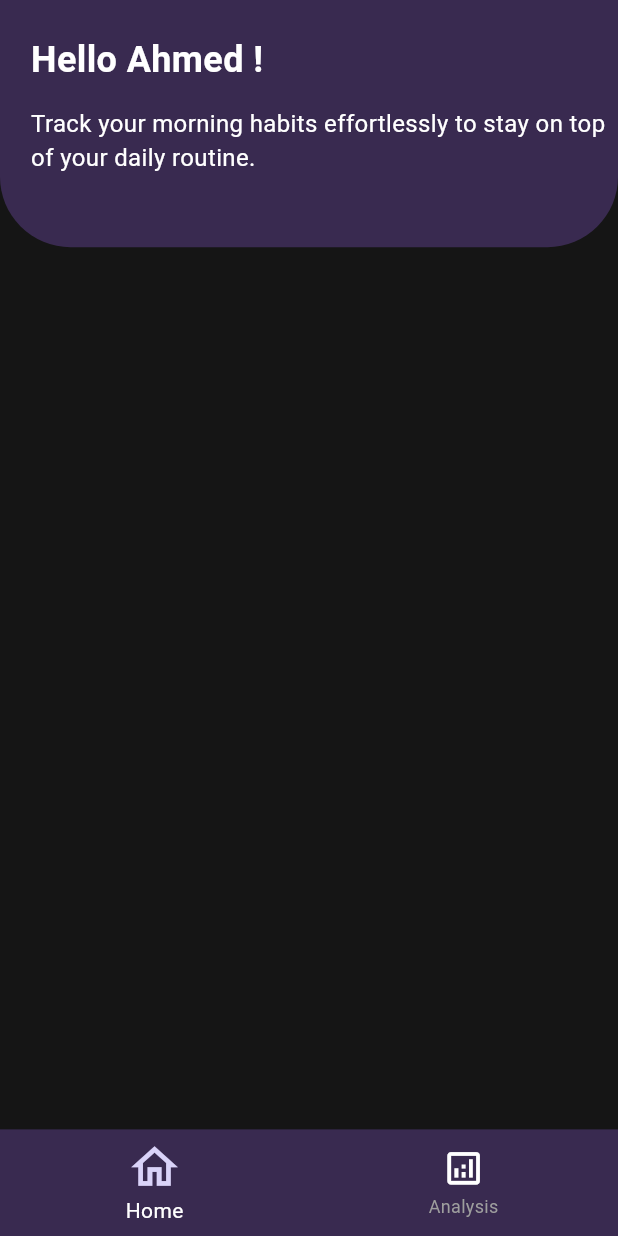
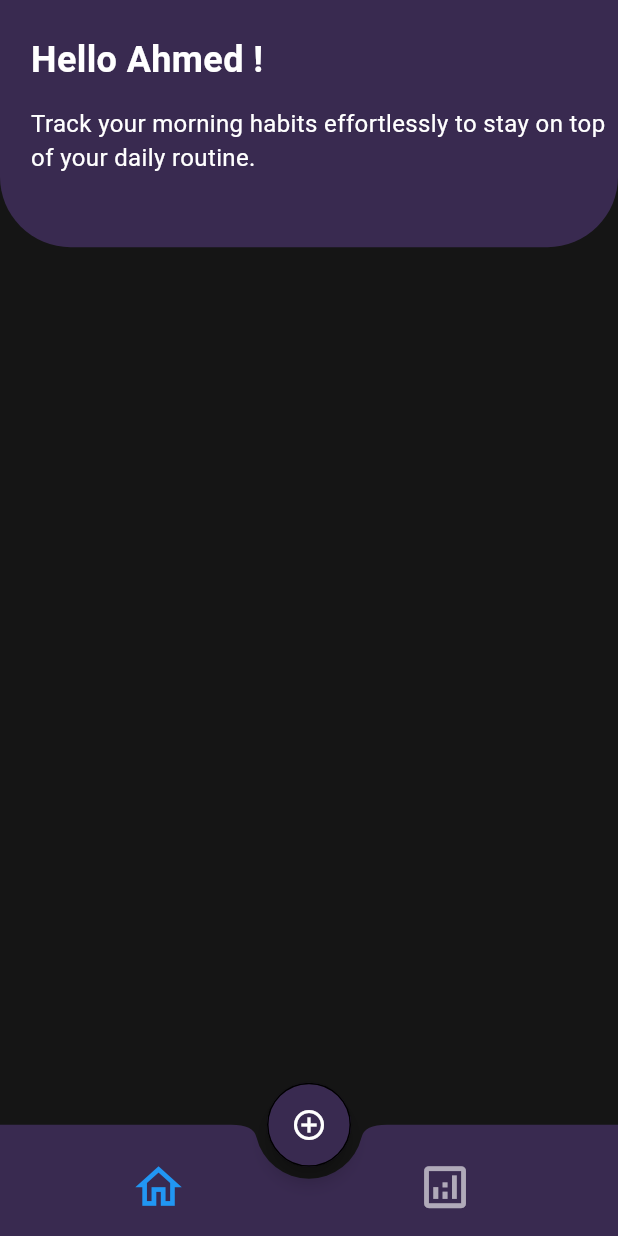
Before and after one commit to AhmadElesily/habit_tracker, a Flutter app: the screen it shows after launch, on a phone screen of 412 x 824 dp. Run offline on Flutter 3.47's test engine with Material 3 defaults, Android fonts, the light colour scheme and no system bars; our stand-ins replace flutter_svg, google_fonts.

Commit message:
Finish BottomAppBar And FloatingActionButton

```diff
--- /dev/null
+++ b/lib/features/analysis/analysis_screen.dart
@@ -0,0 +1,12 @@
+import 'package:flutter/material.dart';
+
+class AnalysisScreen extends StatelessWidget {
+  const AnalysisScreen({super.key});
+
+  @override
+  Widget build(BuildContext context) {
+    return  Container(
+      color: Colors.red,
+    );
+  }
+}
--- a/lib/features/core/colors.dart
+++ b/lib/features/core/colors.dart
@@ -9,4 +9,5 @@ class AppColors {
   static const Color buttonColor = Color(0xFFFF5722);  // Orange
   static const Color whiteColor = Colors.white;  // Orange
   static const Color customPurple = Color(0xffDAD3F9);  // Orange
+  static const Color blueColor = Colors.blue;  // Orange
 }
--- /dev/null
+++ b/lib/features/home/home_layout/home_layout.dart
@@ -0,0 +1,13 @@
+import 'package:flutter/material.dart';
+import 'package:habit_tracker/colors.dart';
+
+class HomeLayout extends StatelessWidget {
+  const HomeLayout({super.key});
+
+  @override
+  Widget build(BuildContext context) {
+    return Container(
+      color: AppColors.backgroundColor,
+    );
+  }
+}
--- a/lib/features/home/home_screen.dart
+++ b/lib/features/home/home_screen.dart
@@ -1,6 +1,9 @@
 import 'package:flutter/material.dart';
 import 'package:flutter_svg/flutter_svg.dart';
+import 'package:google_fonts/google_fonts.dart';
+import 'package:habit_tracker/features/analysis/analysis_screen.dart';
 import 'package:habit_tracker/features/core/colors.dart';
+import 'package:habit_tracker/features/home/home_layout/home_layout.dart';
 
 class HomePage extends StatefulWidget {
   @override
@@ -9,12 +12,20 @@ class HomePage extends StatefulWidget {
 
 class _HomePageState extends State<HomePage> {
   int currentIndex = 0;
+  List<Widget> tabs = [
+    const HomeLayout(),
+    const AnalysisScreen(),
+  ];
+
+  final List<String> iconNames = ['Home', 'Analysis'];
+  final List<bool> iconVisibility = [false, false];
 
   @override
   Widget build(BuildContext context) {
     double heightSize = MediaQuery.sizeOf(context).height;
     double widthSize = MediaQuery.sizeOf(context).width;
     return Scaffold(
+      body: tabs[currentIndex],
       backgroundColor: AppColors.backgroundColor,
       appBar: PreferredSize(
         preferredSize:
@@ -54,44 +65,93 @@ class _HomePageState extends State<HomePage> {
           ),
         ),
       ),
-      bottomNavigationBar: BottomNavigationBar(
+      floatingActionButtonLocation: FloatingActionButtonLocation.miniCenterDocked,
+      floatingActionButton: buildFab(heightSize * 0.4),
+      bottomNavigationBar: bottomAppBar(),
+    );
+  }
+
+  Widget buildFab(double height) {
+    return FloatingActionButton(
+      shape: OutlineInputBorder(
+        borderRadius: BorderRadius.circular(MediaQuery.sizeOf(context).width*0.2)
+      ),
+      elevation: 5,
       backgroundColor: AppColors.primaryColor,
-          elevation: 0,
-          type: BottomNavigationBarType.fixed,
-          selectedIconTheme: IconThemeData(
-            size: widthSize * 0.09,
+      onPressed: () {
+        showModalBottomSheet(
+          context: context,
+          builder: (context) {
+            return Container(
+              height: height,
+              color: Colors.red,
+            );
+          },
+        );
+      },
+      child: const Icon(
+        Icons.add_circle_outline,
+        color: AppColors.whiteColor,
       ),
-          unselectedIconTheme: IconThemeData(
-            size: widthSize * 0.07,
+    );
+  }
+
+  Widget bottomAppBar() {
+    double widthSize = MediaQuery.sizeOf(context).width;
+    double heightSize = MediaQuery.sizeOf(context).height;
+    return BottomAppBar(
+      padding: EdgeInsets.symmetric(horizontal: 15,vertical: 15),
+      height: heightSize * 0.09,
+      color: AppColors.primaryColor,
+      shape: const CircularNotchedRectangle(),
+      notchMargin: 8.0,
+      child: Row(
+        mainAxisAlignment: MainAxisAlignment.spaceAround,
+        children: List.generate(2, (index) {
+          return Container(
+            decoration: BoxDecoration(
+              borderRadius: BorderRadius.circular(10),
+              color: iconVisibility[index]
+                  ? AppColors.customPurple
+                  : Colors.transparent,
             ),
-          currentIndex: currentIndex,
-          iconSize: 10,
-          showUnselectedLabels: true,
-          selectedItemColor: AppColors.whiteColor,
-          unselectedItemColor: Colors.grey,
-          onTap: (index) {
+
+            padding: EdgeInsets.only(right: heightSize*0.0115),
+            child: Row(
+              // mainAxisSize: MainAxisSize.min,
+              children: [
+                IconButton(
+                  iconSize: widthSize * 0.09,
+                  icon: Icon(
+                    index == 0
+                        ? Icons.home_outlined
+                        : Icons.analytics_outlined,
+                    color: currentIndex == index
+                        ? AppColors.blueColor
+                        : AppColors.whiteColor.withOpacity(0.6),
+                  ),
+                  onPressed: () {
                     setState(() {
                       currentIndex = index;
+                      iconVisibility.fillRange(0, iconVisibility.length,
+                          false);
+                      iconVisibility[index] = true;
                     });
                   },
-          items: [
-            BottomNavigationBarItem(
-                icon: Icon(
-                  Icons.home_outlined,
-                  color: currentIndex == 0
-                      ? AppColors.customPurple
-                      : AppColors.whiteColor,
                 ),
-                label: "Home"),
-            BottomNavigationBarItem(
-                icon: Icon(
-                  Icons.analytics_outlined,
-                  color: currentIndex == 0
-                      ? AppColors.whiteColor
-                      : AppColors.customPurple,
+                if (iconVisibility[index])
+                  Text(
+                    iconNames[index],
+                    style: GoogleFonts.inter(
+                      fontWeight: FontWeight.w600,
+                      fontSize: 10
+                    )
                   ),
-                label: "Analysis"),
-          ]),
+              ],
+            ),
+          );
+        }),
+      ),
     );
   }
 }
--- a/pubspec.yaml
+++ b/pubspec.yaml
@@ -36,6 +36,7 @@ dependencies:
   # Use with the CupertinoIcons class for iOS style icons.
   cupertino_icons: ^1.0.8
   flutter_svg: ^2.0.10+1
+  google_fonts: ^6.2.1
 
 dev_dependencies:
   flutter_test:
```
Also changed, not shown: assets/Icons/Image.svg (added), assets/Icons/home-2.svg (added), pubspec.lock. Lines whose indentation alone changed are shown as unchanged.
